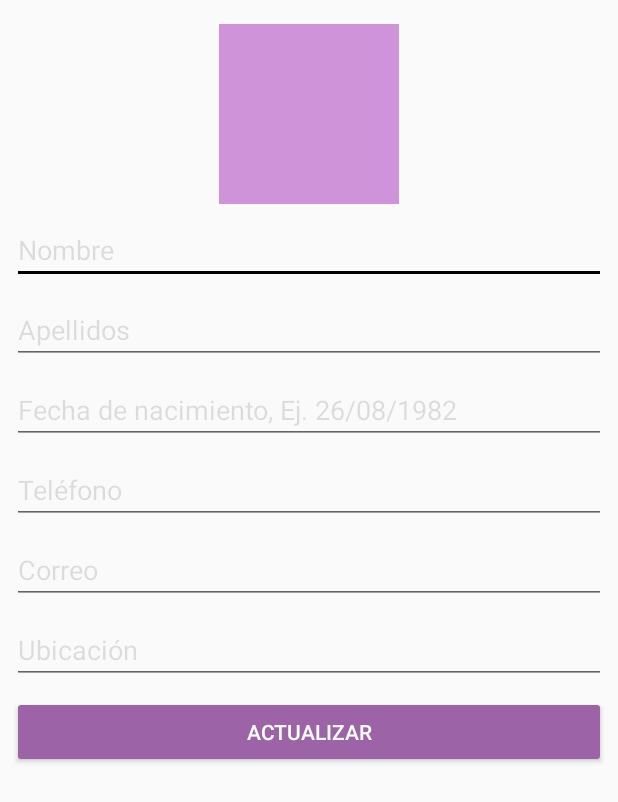
After one commit to Architect-Coders/chuqabp, an Android app: the layout fragment_update_case.xml on its own in the app's theme, with its tools: preview values and no code run, on a phone screen of 412 x 824 dp. The commit adds this screen. Shown: the top 802 px of the screen. Run offline under Robolectric (Android 15) with nearby library versions, the phone set to English and light mode, and no system bars.

Commit message:
update case

```diff
--- a/app/src/main/java/org/sic4change/chuqabp/course/ui/common/Extensions.kt
+++ b/app/src/main/java/org/sic4change/chuqabp/course/ui/common/Extensions.kt
@@ -32,7 +32,7 @@ fun <T : ViewDataBinding> ViewGroup.bindingInflate(
 ): T = DataBindingUtil.inflate(LayoutInflater.from(context), layoutRes, this, attachToRoot)
 
 fun ImageView.loadCaseUrl(url: String) {
-    Glide.with(context).load(url).placeholder(R.drawable.case_default).into(this)
+    Glide.with(context).load(url).centerCrop().placeholder(R.drawable.case_default).into(this)
 }
 
 fun ImageView.loadPhotoUrl(url: String?) {
--- a/app/src/main/java/org/sic4change/chuqabp/course/ui/main/detail/DetailFragment.kt
+++ b/app/src/main/java/org/sic4change/chuqabp/course/ui/main/detail/DetailFragment.kt
@@ -70,6 +70,11 @@ class DetailFragment: Fragment() {
                 showDeleteConfirmationDialog()
                 true
             }
+            R.id.action_edit -> {
+                val action = DetailFragmentDirections.actionDetailFragmentToUpdateCaseFragment(args.id)
+                navController.navigate(action)
+                true
+            }
             else -> super.onOptionsItemSelected(item)
         }
     }
--- a/app/src/main/java/org/sic4change/chuqabp/course/ui/main/newcase/NewCaseFragment.kt
+++ b/app/src/main/java/org/sic4change/chuqabp/course/ui/main/newcase/NewCaseFragment.kt
@@ -37,8 +37,6 @@ class NewCaseFragment : Fragment() {
     private var binding: FragmentNewCaseBinding? = null
 
     private lateinit var navController: NavController
-
-    private var photoUrl: String = ""
 
     override fun onCreate(savedInstanceState: Bundle?) {
         super.onCreate(savedInstanceState)
@@ -80,7 +78,7 @@ class NewCaseFragment : Fragment() {
 
         btnCreateCase.setOnClickListener {
             viewModel.onCreateCaseClicked(etName.text.toString(), etSurnames.text.toString(), etBirthday.text.toString(),
-                etPhone.text.toString(), etEmail.text.toString(), photoUrl, etLocation.text.toString())
+                etPhone.text.toString(), etEmail.text.toString(), viewModel.photoUrl.value.toString(), etLocation.text.toString())
         }
 
         viewModel.currentLocation.observe(this, Observer<String> {
@@ -110,7 +108,7 @@ class NewCaseFragment : Fragment() {
             val result = CropImage.getActivityResult(data)
             if (resultCode == RESULT_OK) {
                 ivPhotoCase.setBackgroundColor(resources.getColor(R.color.colorPrimary))
-                photoUrl = result.uri.path
+                viewModel.setPhotoUrl(result.uri.path)
                 Glide.with(this).load(result.uri).into(ivPhotoCase)
             }
         }
--- a/app/src/main/java/org/sic4change/chuqabp/course/ui/main/newcase/NewCaseViewModel.kt
+++ b/app/src/main/java/org/sic4change/chuqabp/course/ui/main/newcase/NewCaseViewModel.kt
@@ -17,6 +17,8 @@ class NewCaseViewModel (private val getLocation: GetLocation, private val create
     private val _currentLocation = MutableLiveData<String>()
     val currentLocation: LiveData<String> get() = _currentLocation
 
+    private val _photoUrl = MutableLiveData<String>()
+    val photoUrl: LiveData<String> get() = _photoUrl
 
     init {
         initScope()
@@ -41,6 +43,10 @@ class NewCaseViewModel (private val getLocation: GetLocation, private val create
         }
     }
 
+    fun setPhotoUrl(photoUrl: String) {
+        _photoUrl.value = photoUrl
+    }
+
     override fun onCleared() {
         destroyScope()
         super.onCleared()
--- /dev/null
+++ b/app/src/main/res/layout/fragment_update_case.xml
@@ -0,0 +1,135 @@
+<?xml version="1.0" encoding="utf-8"?>
+<layout xmlns:android="http://schemas.android.com/apk/res/android"
+        xmlns:app="http://schemas.android.com/apk/res-auto">
+
+    <data>
+
+        <variable
+                name="viewmodel"
+                type="org.sic4change.chuqabp.course.ui.main.updatecase.UpdateCaseViewModel" />
+    </data>
+
+    <ScrollView
+            android:layout_width="match_parent"
+            android:layout_height="match_parent">
+
+        <androidx.constraintlayout.widget.ConstraintLayout
+                android:layout_width="match_parent"
+                android:layout_height="wrap_content"
+                android:orientation="vertical">
+
+            <ImageView
+                    android:id="@+id/ivUpdatePhotoCase"
+                    android:layout_width="@dimen/create_case_photo"
+                    android:layout_height="@dimen/create_case_photo"
+                    android:layout_marginTop="@dimen/margin_medium"
+                    android:clickable="true"
+                    android:focusable="true"
+                    app:url= "@{viewmodel.case.photo}"
+                    android:padding="@dimen/image_border"
+                    android:background="@color/colorPrimary"
+                    app:layout_constraintEnd_toEndOf="parent"
+                    app:layout_constraintStart_toStartOf="parent"
+                    app:layout_constraintTop_toTopOf="parent" />
+
+            <EditText
+                    android:id="@+id/etName"
+                    android:layout_width="match_parent"
+                    android:layout_height="wrap_content"
+                    android:layout_margin="@dimen/margin_default"
+                    android:hint="@string/name"
+                    android:text="@{viewmodel.case.name}"
+                    android:inputType="textCapWords"
+                    android:textColor="@color/colorPrimaryDark"
+                    android:textColorHint="@color/common_google_signin_btn_text_light_disabled"
+                    app:layout_constraintEnd_toEndOf="parent"
+                    app:layout_constraintStart_toStartOf="parent"
+                    app:layout_constraintTop_toBottomOf="@+id/ivUpdatePhotoCase" />
+
+            <EditText
+                    android:id="@+id/etSurnames"
+                    android:layout_width="match_parent"
+                    android:layout_height="wrap_content"
+                    android:layout_margin="@dimen/margin_default"
+                    android:hint="@string/surname"
+                    android:text="@{viewmodel.case.surnames}"
+                    android:inputType="textCapWords"
+                    android:textColor="@color/colorPrimaryDark"
+                    android:textColorHint="@color/common_google_signin_btn_text_light_disabled"
+                    app:layout_constraintEnd_toEndOf="parent"
+                    app:layout_constraintStart_toStartOf="parent"
+                    app:layout_constraintTop_toBottomOf="@+id/etName" />
+
+            <EditText
+                    android:id="@+id/etBirthday"
+                    android:layout_width="match_parent"
+                    android:layout_height="wrap_content"
+                    android:layout_margin="@dimen/margin_default"
+                    android:hint="@string/date"
+                    android:text="@{viewmodel.case.birthdate}"
+                    android:inputType="date"
+                    android:textColor="@color/colorPrimaryDark"
+                    android:textColorHint="@color/common_google_signin_btn_text_light_disabled"
+                    app:layout_constraintEnd_toEndOf="parent"
+                    app:layout_constraintStart_toStartOf="parent"
+                    app:layout_constraintTop_toBottomOf="@+id/etSurnames" />
+
+            <EditText
+                    android:id="@+id/etPhone"
+                    android:layout_width="match_parent"
+                    android:layout_height="wrap_content"
+                    android:layout_margin="@dimen/margin_default"
+                    android:hint="@string/phone"
+                    android:text="@{viewmodel.case.phone}"
+                    android:inputType="phone"
+                    android:textColor="@color/colorPrimaryDark"
+                    android:textColorHint="@color/common_google_signin_btn_text_light_disabled"
+                    app:layout_constraintEnd_toEndOf="parent"
+                    app:layout_constraintStart_toStartOf="parent"
+                    app:layout_constraintTop_toBottomOf="@+id/etBirthday" />
+
+            <EditText
+                    android:id="@+id/etEmail"
+                    android:layout_width="match_parent"
+                    android:layout_height="wrap_content"
+                    android:layout_margin="@dimen/margin_default"
+                    android:hint="@string/email"
+                    android:text="@{viewmodel.case.email}"
+                    android:inputType="textEmailAddress"
+                    android:textColor="@color/colorPrimaryDark"
+                    android:textColorHint="@color/common_google_signin_btn_text_light_disabled"
+                    app:layout_constraintEnd_toEndOf="parent"
+                    app:layout_constraintStart_toStartOf="parent"
+                    app:layout_constraintTop_toBottomOf="@+id/etPhone" />
+
+            <EditText
+                    android:id="@+id/etLocation"
+                    android:layout_width="match_parent"
+                    android:layout_height="wrap_content"
+                    android:layout_margin="@dimen/margin_default"
+                    android:hint="@string/location"
+                    android:text="@{viewmodel.case.location}"
+                    android:inputType="textCapWords"
+                    android:textColor="@color/colorPrimaryDark"
+                    android:textColorHint="@color/common_google_signin_btn_text_light_disabled"
+                    app:layout_constraintEnd_toEndOf="parent"
+                    app:layout_constraintStart_toStartOf="parent"
+                    app:layout_constraintTop_toBottomOf="@+id/etEmail" />
+
+            <Button
+                    android:id="@+id/btnUpdateCase"
+                    android:layout_width="match_parent"
+                    android:layout_height="wrap_content"
+                    android:backgroundTint="@color/colorPrimaryDark"
+                    android:text="@string/update_case"
+                    android:layout_margin="@dimen/margin_default"
+                    android:textColor="@color/white"
+                    app:layout_constraintEnd_toEndOf="parent"
+                    app:layout_constraintStart_toStartOf="parent"
+                    app:layout_constraintTop_toBottomOf="@+id/etLocation" />
+
+        </androidx.constraintlayout.widget.ConstraintLayout>
+
+    </ScrollView>
+
+</layout>
--- a/app/src/main/res/values/strings.xml
+++ b/app/src/main/res/values/strings.xml
@@ -63,4 +63,7 @@
     <string name="edit_menu">Editar</string>
     <string name="delete_menu">Eliminar</string>
 
+    <!--Update Case-->
+    <string name="update_case">Actualizar</string>
+
 </resources>
```
Also changed, not shown: app/src/main/java/org/sic4change/chuqabp/course/ui/main/updatecase/UpdateCaseFragment.kt (added, +116 -0 lines), app/src/main/java/org/sic4change/chuqabp/course/ui/main/updatecase/UpdateCaseViewModel.kt (added, +48 -0 lines), app/src/main/res/navigation/nav_graph_main.xml (+14 -0 lines).
